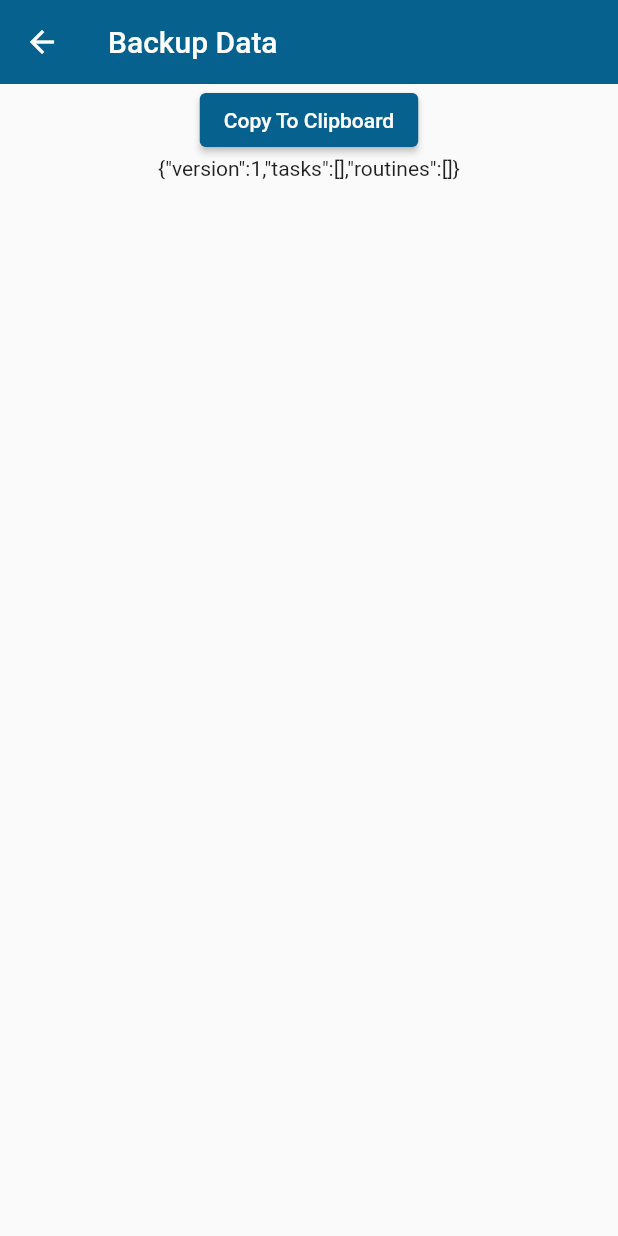
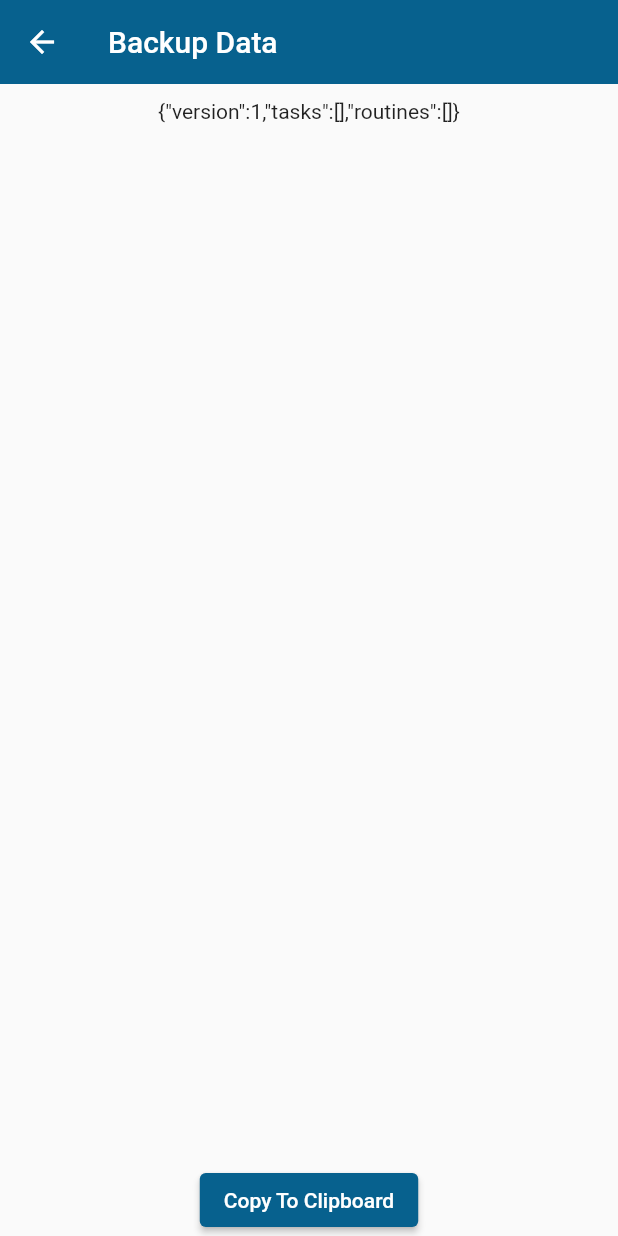
Before and after one commit to mrhockeymonkey/todo, a Flutter app: the SettingsScreen screen opened by its route, after a tap on "Export JSON", on a phone screen of 412 x 824 dp. Run offline on Flutter 3.47's test engine with Material 2 defaults, Android fonts, the light colour scheme and no system bars; our stand-ins replace flutter_vector_icons, jiffy, reorderables, wheel_chooser; missing offline and left inert: flutter_iconpicker, flutter_material_color_picker, localstore.

Commit message:
import from json feature

```diff
--- a/lib/main.dart
+++ b/lib/main.dart
@@ -10,6 +10,7 @@ import 'package:todo/screens/categories_screen.dart';
 import 'package:todo/screens/category_detail_screen.dart';
 import 'package:todo/screens/export_json_screen.dart';
 import 'package:todo/screens/home_screen.dart';
+import 'package:todo/screens/import_json_screen.dart';
 import 'package:todo/screens/routine_detail_screen.dart';
 import 'package:todo/screens/settings_screen.dart';
 import 'package:todo/screens/task_detail_screen.dart';
@@ -31,6 +32,8 @@ void main() {
 }
 
 class MyApp extends StatelessWidget {
+  const MyApp({super.key});
+
   // This widget is the root of your application.
   @override
   Widget build(BuildContext context) {
@@ -88,6 +91,7 @@ class MyApp extends StatelessWidget {
           CategoriesScreen.routeName: (context) => CategoriesScreen(),
           CategoryDetailScreen.routeName: (context) => CategoryDetailScreen(),
           ExportJsonPage.routeName: (context) => ExportJsonPage(),
+          ImportJsonScreen.routeName: (context) => ImportJsonScreen(),
         },
       ),
     );
--- /dev/null
+++ b/lib/models/export/export_data_v1.dart
@@ -0,0 +1,80 @@
+// ignore_for_file: avoid_function_literals_in_foreach_calls
+
+import 'dart:convert';
+
+import '../../date.dart';
+import '../routine.dart';
+import '../task.dart';
+
+// darts json capabilities are a bit lacking and involve code generation for strong typing
+// this is easier and recommended for small projects but fault prone...
+class ExportDataV1 {
+  final int version = 1;
+  final List<Task> tasks;
+  final List<Routine> routines;
+
+  static const String _versionProp = "version";
+  static const String _tasksProp = "tasks";
+  static const String _routinesProp = "routines";
+
+  ExportDataV1(
+    this.tasks,
+    this.routines,
+  );
+
+  factory ExportDataV1.fromJson(String json) {
+    var inputData = jsonDecode(json);
+    List<dynamic> importTasksData = inputData[_tasksProp];
+    List<dynamic> importRoutinesData = inputData[_routinesProp];
+
+    var tasks = importTasksData
+        .map((t) => Task(
+              title: t["title"],
+              notes: t["notes"],
+              dueDate:
+                  Date.fromMillisecondsSinceEpoch(t["dueDateMsSinceEpoch"]),
+            ))
+        .toList();
+
+    var routines = importRoutinesData
+        .map((r) => Routine(
+              title: r["title"],
+              recurNum: r["recurNum"],
+              recurLen: r["recurLen"],
+              notes: r["notes"],
+            ))
+        .toList();
+
+    return ExportDataV1(tasks, routines);
+  }
+
+  String toJson() {
+    Map<String, dynamic> exportData = {};
+    exportData[_versionProp] = version;
+    List<Map<String, dynamic>> exportedTasks = [];
+    List<Map<String, dynamic>> exportedRoutines = [];
+
+    tasks.forEach((t) => exportedTasks.add(_createTaskExport(t)));
+    routines.forEach((r) => exportedTasks.add(_createRoutineExport(r)));
+
+    exportData[_tasksProp] = exportedTasks;
+    exportData[_routinesProp] = exportedRoutines;
+
+    return jsonEncode(exportData);
+  }
+
+  Map<String, dynamic> _createTaskExport(Task task) => {
+        "id": task.id,
+        "title": task.title,
+        "dueDateMsSinceEpoch": task.dueDate?.millisecondsSinceEpoch ?? 0,
+        "notes": task.notes
+      };
+
+  Map<String, dynamic> _createRoutineExport(Routine routine) => {
+        "id": routine.id,
+        "title": routine.title,
+        "recurNum": routine.recurNum,
+        "recurLen": routine.recurLen,
+        "notes": routine.notes,
+      };
+}
--- a/lib/models/routine.dart
+++ b/lib/models/routine.dart
@@ -96,7 +96,7 @@ class Routine implements DbItem {
     Date lastCompletedDate = now;
     Date nextDueDateTime =
         calculateNextDueDate(now, this.recurLen, this.recurNum);
-    print(
+    debugPrint(
         "Routine: '$title', Completed: '${lastCompletedDate}', NextDue: '${_nextDueDateTime}'");
 
     return this.copyWith(
--- a/lib/screens/categories_screen.dart
+++ b/lib/screens/categories_screen.dart
@@ -40,7 +40,7 @@ class _CategoriesScreenState extends State<CategoriesScreen> {
   }
 
   Widget _buildCategoryList(BuildContext context) {
-    print("Build: RoutineList");
+    debugPrint("Build: RoutineList");
     final categoryProvider = Provider.of<CategoryProvider>(context);
     final categories = categoryProvider.items;
 
--- a/lib/screens/export_json_screen.dart
+++ b/lib/screens/export_json_screen.dart
@@ -4,6 +4,7 @@ import 'package:flutter/material.dart';
 import 'package:flutter/services.dart';
 import 'package:provider/provider.dart';
 import 'package:todo/app_colour.dart';
+import 'package:todo/models/export/export_data_v1.dart';
 
 import '../models/routine.dart';
 import '../models/task.dart';
@@ -20,6 +21,14 @@ class ExportJsonPage extends StatefulWidget {
 }
 
 class _ExportJsonPageState extends State<ExportJsonPage> {
+  String json = "";
+
+  @override
+  void didChangeDependencies() {
+    json = _buildJson(context);
+    super.didChangeDependencies();
+  }
+
   @override
   Widget build(BuildContext context) {
     return Scaffold(
@@ -31,15 +40,27 @@ class _ExportJsonPageState extends State<ExportJsonPage> {
     );
   }
 
-  Widget _buildBody() {
-    var json = _buildJson();
-
-    return Row(
+  Widget _buildBody() => Row(
         children: [
           Expanded(
             child: Column(
               children: [
-            ElevatedButton(
+                _buildTextBox(),
+                _buildButton(),
+              ],
+            ),
+          )
+        ],
+      );
+
+  Widget _buildTextBox() => Expanded(
+        child: Container(
+          child: Text(json),
+          padding: EdgeInsets.all(10.0),
+        ),
+      );
+
+  Widget _buildButton() => ElevatedButton(
         child: Text(
           "Copy To Clipboard",
           style: TextStyle(color: Colors.white),
@@ -47,54 +68,20 @@ class _ExportJsonPageState extends State<ExportJsonPage> {
         style: TextButton.styleFrom(primary: Colors.green),
         onPressed: () {
           Clipboard.setData(ClipboardData(text: json));
-                print("copied to clipboard");
+          debugPrint("copied to clipboard");
         },
-            ),
-            Container(
-              child: Text(json),
-              padding: EdgeInsets.symmetric(horizontal: 10.0),
-            ),
-          ],
-        ))
-      ],
       );
+
+  String _buildJson(BuildContext context) {
+    var exportTasks = Provider.of<TaskProvider>(context)
+        .items
+        .where((t) => !t.isDone)
+        .toList();
+
+    var exportRoutines = Provider.of<RoutineProvider>(context).items.toList();
+
+    var exportData = ExportDataV1(exportTasks, exportRoutines);
+
+    return exportData.toJson();
   }
-
-  String _buildJson() {
-    List<Map<String, dynamic>> exportedTasks = [];
-    List<Map<String, dynamic>> exportedRoutines = [];
-
-    final backlogTaskProvider = Provider.of<TaskProvider>(context);
-    final routineProvider = Provider.of<RoutineProvider>(context);
-
-    backlogTaskProvider.items
-        .where((t) => !t.isDone)
-        .forEach((t) => exportedTasks.add(_createTaskExport(t)));
-
-    routineProvider.items
-        .forEach((r) => exportedRoutines.add(_createRoutineExport(r)));
-
-    Map<String, dynamic> appData = {
-      "version": 1,
-      "tasks": exportedTasks,
-      "routines": exportedRoutines,
-    };
-
-    return jsonEncode(appData);
 }
-
-  Map<String, dynamic> _createTaskExport(Task task) => {
-        "id": task.id,
-        "title": task.title,
-        "dueDateMsSinceEpoch": task.dueDate?.millisecondsSinceEpoch ?? 0,
-        "notes": task.notes
-      };
-
-  Map<String, dynamic> _createRoutineExport(Routine routine) => {
-        "id": routine.id,
-        "title": routine.title,
-        "recurNum": routine.recurNum,
-        "recurLen": routine.recurLen,
-        "notes": routine.notes,
-      };
-}
--- a/lib/screens/routine_detail_screen.dart
+++ b/lib/screens/routine_detail_screen.dart
@@ -147,7 +147,7 @@ class RoutineDetailScreenState extends State<RoutineDetailScreen> {
               child: Text('OK'),
               onPressed: () {
                 // setState(() {
-                //   print("repeatNum: " +
+                //   debugPrint("repeatNum: " +
                 //       _routineRecurNum.toString() +
                 //       " repeatLen: " +
                 //       _routineRecurLen);
--- a/lib/screens/settings_screen.dart
+++ b/lib/screens/settings_screen.dart
@@ -1,6 +1,8 @@
 import 'package:flutter/material.dart';
+import 'package:flutter_vector_icons/flutter_vector_icons.dart';
 import 'package:todo/screens/categories_screen.dart';
 import 'package:todo/screens/export_json_screen.dart';
+import 'package:todo/screens/import_json_screen.dart';
 
 class SettingsScreen extends StatelessWidget {
   static const String routeName = '/settings';
@@ -18,6 +20,7 @@ class SettingsScreen extends StatelessWidget {
               children: [
                 _buildCategoriesTile(context),
                 _buildJsonExportTile(context),
+                _buildJsonImportTile(context)
               ],
             ),
           )
@@ -34,7 +37,12 @@ class SettingsScreen extends StatelessWidget {
       onTap: () => Navigator.of(context).pushNamed(CategoriesScreen.routeName));
 
   Widget _buildJsonExportTile(BuildContext context) => ListTile(
-      leading: Icon(Icons.code),
+      leading: Icon(Entypo.arrow_bold_up),
       title: Text("Export JSON"),
       onTap: () => Navigator.of(context).pushNamed(ExportJsonPage.routeName));
+
+  Widget _buildJsonImportTile(BuildContext context) => ListTile(
+      leading: Icon(Entypo.arrow_bold_down),
+      title: Text("Import JSON"),
+      onTap: () => Navigator.of(context).pushNamed(ImportJsonScreen.routeName));
 }
--- a/lib/screens/task_detail_screen.dart
+++ b/lib/screens/task_detail_screen.dart
@@ -111,7 +111,7 @@ class TaskDetailScreenState extends State<TaskDetailScreen> {
   Future _selectCategory() async {
     final categories =
         Provider.of<CategoryProvider>(context, listen: false).items;
-    print(categories.length);
+    debugPrint(categories.length);
     List<Widget> options = [];
 
     for (var i = 0; i < categories.length; i++) {
--- a/lib/widgets/routine_list.dart
+++ b/lib/widgets/routine_list.dart
@@ -20,7 +20,7 @@ class RoutineListState extends State<RoutineList> {
 
   @override
   Widget build(BuildContext context) {
-    print("Build: RoutineList");
+    debugPrint("Build: RoutineList");
     final routineProvider = Provider.of<RoutineProvider>(context);
     final routines = routineProvider.items;
 
--- a/lib/widgets/task_list.dart
+++ b/lib/widgets/task_list.dart
@@ -22,10 +22,10 @@ class TaskListState extends State<TaskList> {
 
   @override
   Widget build(BuildContext context) {
-    print("Build: TaskList");
+    debugPrint("Build: TaskList");
     var tasks = Provider.of<TaskProvider>(context).items;
     final categoryProvider = Provider.of<CategoryProvider>(context);
-    print(tasks.length);
+    debugPrint(tasks.length);
 
     tasks.sort((a, b) {
       final ac = categoryProvider.getCategoryOrDefault(a.categoryId);
@@ -42,7 +42,7 @@ class TaskListState extends State<TaskList> {
 
     tasks = dueTasks + otherTasks + doneTasks;
 
-    print(tasks.length);
+    debugPrint(tasks.length);
 
     return SliverList(
       delegate: SliverChildBuilderDelegate(
```
Also changed, not shown: lib/providers/provider_base.dart (+6 -7 lines), lib/providers/routine_provider.dart (+4 -4 lines), lib/providers/task_provider.dart (+5 -5 lines), lib/screens/category_detail_screen.dart (+4 -4 lines), lib/screens/import_json_screen.dart (added, +109 -0 lines), lib/widgets/day_plan_list.dart (+4 -4 lines), 2 other files. Lines whose indentation alone changed are shown as unchanged.
